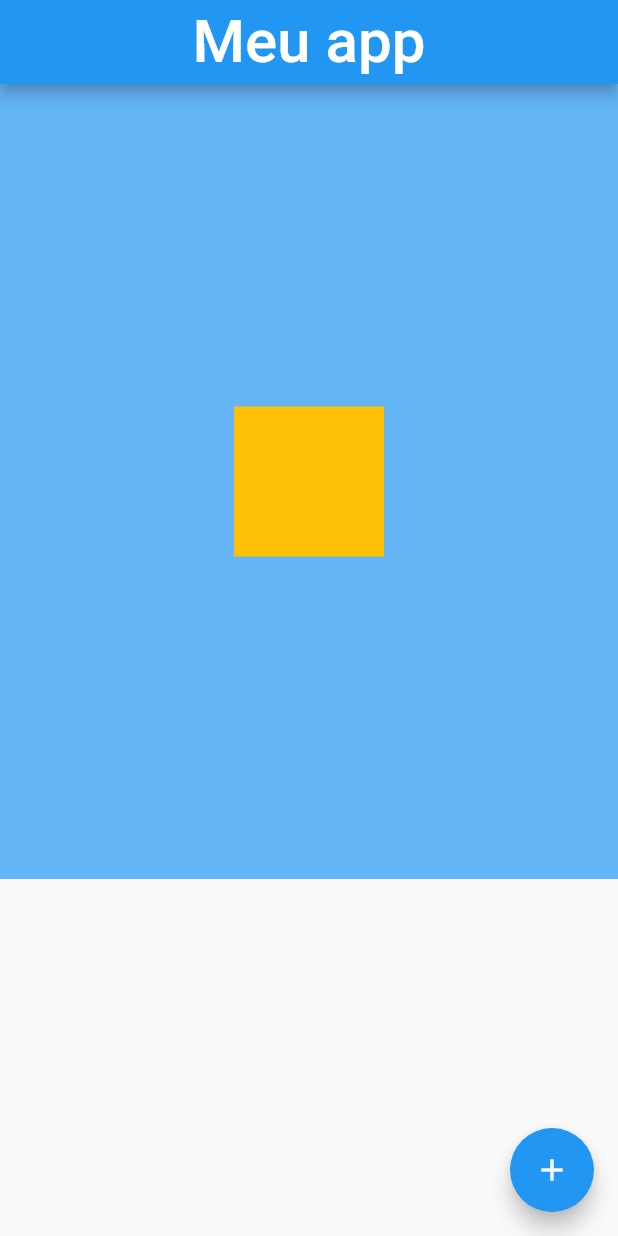
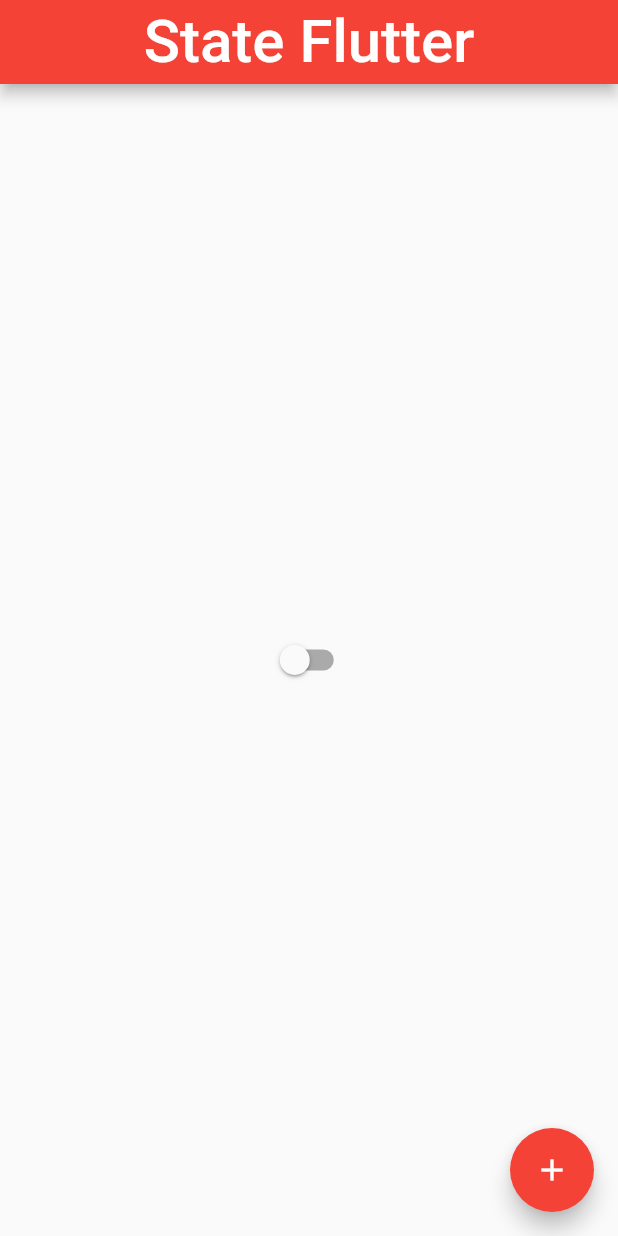
Before and after one commit to fabiano-teichmann/flutter, a Flutter app: the screen it shows after launch, on a phone screen of 412 x 824 dp. Run offline on Flutter 3.47's test engine with Material 2 defaults, Android fonts, the phone set to English and light mode, and no system bars.

Commit message:
Handle State default flutter change brightness

```diff
--- a/lib/app_widget.dart
+++ /dev/null
@@ -1,21 +0,0 @@
-import 'package:flutter/material.dart';
-
-class AppWidget extends StatelessWidget {
-  final String title;
-
-  const AppWidget({Key key, this.title}) : super(key: key);
-
-  @override
-  Widget build(BuildContext context) {
-    return MaterialApp(
-      home: Container(
-        child: Center(
-            child: Text(
-          "Testando",
-          style: TextStyle(color: Colors.blue[300], fontSize: 40.0),
-        )),
-      ),
-      theme: ThemeData(primaryColor: Colors.orange),
-    );
-  }
-}
--- a/lib/home_page.dart
+++ /dev/null
@@ -1,51 +0,0 @@
-import 'package:flutter/material.dart';
-
-class HomePage extends StatefulWidget {
-  @override
-  State<StatefulWidget> createState() {
-    return HomePageState();
-  }
-}
-
-class HomePageState extends State<HomePage> {
-  int count = 0;
-
-  @override
-  Widget build(BuildContext context) {
-
-    return MaterialApp(
-      home: Scaffold(
-          appBar: AppBar(
-              title: Center(
-                  child: Text(
-            'Meu app',
-            style: TextStyle(fontSize: 40.0),
-          ))),
-          body: Container(
-            height: 530,
-            width: 500,
-            color: Colors.blue[300],
-            child: Align(
-              alignment: Alignment.center,
-              child: Container(
-                height: 100,
-                width: 100,
-                color: Colors.amber,
-
-              ),
-            ),
-          ),
-
-          floatingActionButton: FloatingActionButton(
-            onPressed: () {
-              setState(() {
-                count++;
-              });
-            },
-            child: Icon(Icons.add),
-          ),
-
-          ),
-    );
-  }
-}
--- a/lib/main.dart
+++ b/lib/main.dart
@@ -1,9 +1,5 @@
 import 'package:flutter/material.dart';
 
-import 'home_page.dart';
+import 'state/app_widget.dart';
 
-main() {
-  runApp(
-    HomePage(),
-  );
-}
+void main() => runApp(AppWidget());
--- /dev/null
+++ b/lib/state/app_controller.dart
@@ -0,0 +1,13 @@
+import 'package:flutter/material.dart';
+
+class AppController extends ChangeNotifier {
+  static AppController instance = AppController();
+
+  bool isDartTheme = false;
+
+  void changeTheme() {
+    isDartTheme = !isDartTheme;
+    print(isDartTheme);
+    notifyListeners();
+  }
+}
--- /dev/null
+++ b/lib/state/app_widget.dart
@@ -0,0 +1,21 @@
+import 'package:flutter/material.dart';
+import 'package:learning_flutter/state/app_controller.dart';
+import 'package:learning_flutter/state/home_page.dart';
+
+class AppWidget extends StatelessWidget {
+  // final String title;
+  //
+  // const AppWidget({Key key, this.title}) : super(key: key);
+
+  @override
+  Widget build(BuildContext context) {
+    return AnimatedBuilder(
+      animation: AppController.instance,
+      builder: (context, child) {
+        return MaterialApp(
+          home: HomePage(),
+        );
+      },
+    );
+  }
+}
--- /dev/null
+++ b/lib/state/home_page.dart
@@ -0,0 +1,50 @@
+import 'package:flutter/material.dart';
+import 'package:learning_flutter/state/app_controller.dart';
+
+class HomePage extends StatefulWidget {
+  @override
+  State<StatefulWidget> createState() {
+    return HomePageState();
+  }
+}
+
+class HomePageState extends State<HomePage> {
+  var count = 0;
+  @override
+  Widget build(BuildContext context) {
+    return MaterialApp(
+      home: Scaffold(
+        appBar: AppBar(
+            title: Center(
+                child: Text(
+          'State Flutter',
+          style: TextStyle(fontSize: 40.0),
+        ))),
+        body: Center(
+          child: Switch(
+            value: AppController.instance.isDartTheme,
+            onChanged: (value) {
+              AppController.instance.changeTheme();
+            },
+          ),
+        ),
+
+        floatingActionButton: FloatingActionButton(
+          onPressed: () {
+            setState(() {
+              count++;
+              print(count);
+            });
+          },
+          child: Icon(Icons.add),
+        ),
+      ),
+      theme: ThemeData(
+        primarySwatch: Colors.red,
+        brightness: AppController.instance.isDartTheme
+            ? Brightness.dark
+            : Brightness.light,
+      ),
+    );
+  }
+}
--- a/pubspec.yaml
+++ b/pubspec.yaml
@@ -23,6 +23,8 @@ environment:
 dependencies:
   flutter:
     sdk: flutter
+
+  provider: ^4.3.2+2
 
 
   # The following adds the Cupertino Icons font to your application.
```
Also changed, not shown: pubspec.lock.
